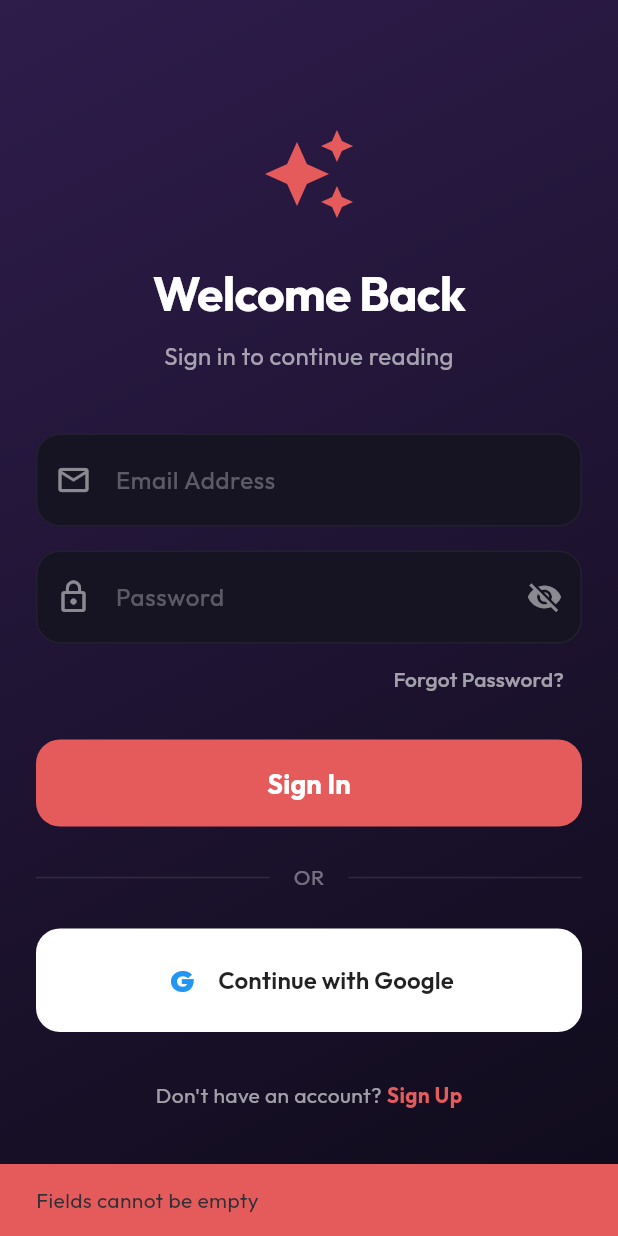
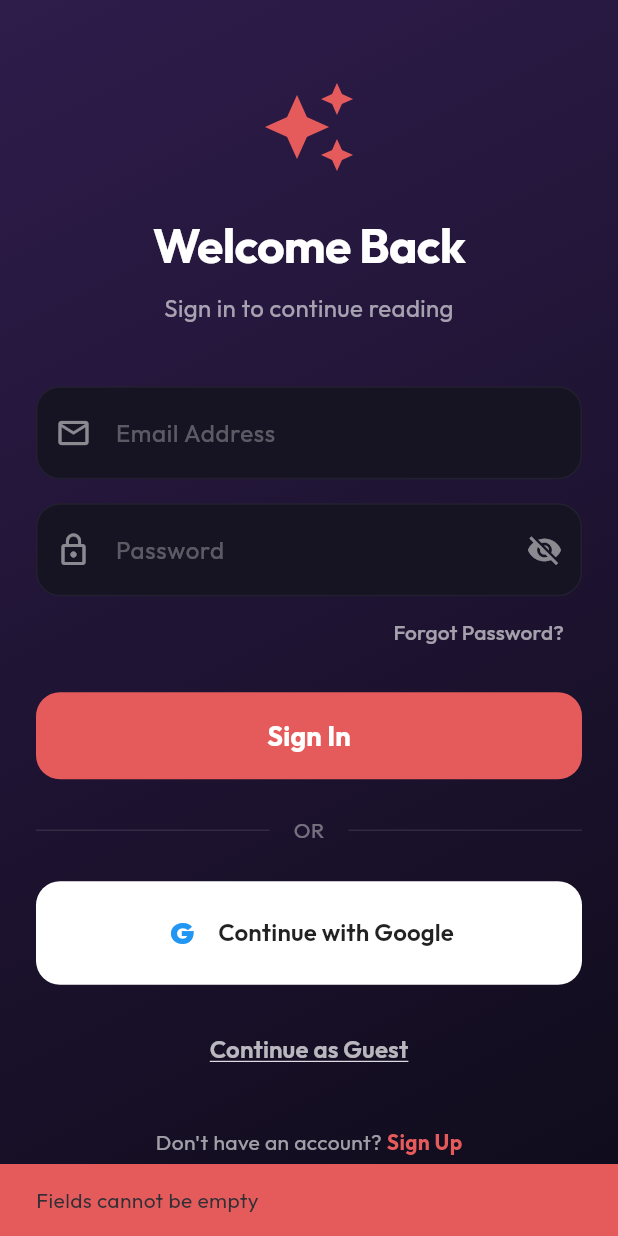
Before and after one commit to Joseph78888/super_manga, a Flutter app: the screen it shows after launch, after a tap on "Sign In", on a phone screen of 412 x 824 dp. Run offline on Flutter 3.47's test engine with Material 3 defaults, Android fonts, the phone set to English and light mode, and no system bars; our stand-ins replace equatable, flutter_bloc, flutter_dotenv, go_router, google_fonts, google_sign_in and 1 more; accounts and stored records are empty.

Commit message:
feat: implement authentication system with Supabase and Google Sign-In, and add profile management cubits

```diff
--- a/lib/features/auth/data/repositories/auth_repository_impl.dart
+++ b/lib/features/auth/data/repositories/auth_repository_impl.dart
@@ -26,6 +26,11 @@ class AuthRepositoryImpl implements AuthRepository {
   }
 
   @override
+  Future<void> signInAnonymously() async {
+    await remoteDataSource.signInAnonymously();
+  }
+
+  @override
   Future<void> signOut() async {
     await remoteDataSource.signOut();
   }
@@ -44,6 +49,7 @@ class AuthRepositoryImpl implements AuthRepository {
       id: supabaseUser.id,
       email: supabaseUser.email ?? '',
       username: supabaseUser.userMetadata?['username'] as String?,
+      isAnonymous: supabaseUser.isAnonymous,
     );
   }
 }
--- a/lib/features/auth/domain/entities/user_entity.dart
+++ b/lib/features/auth/domain/entities/user_entity.dart
@@ -4,13 +4,15 @@ class UserEntity extends Equatable {
   final String id;
   final String email;
   final String? username;
+  final bool isAnonymous;
 
   const UserEntity({
     required this.id,
     required this.email,
     this.username,
+    this.isAnonymous = false,
   });
 
   @override
-  List<Object?> get props => [id, email, username];
+  List<Object?> get props => [id, email, username, isAnonymous];
 }
--- a/lib/features/auth/domain/repositories/auth_repository.dart
+++ b/lib/features/auth/domain/repositories/auth_repository.dart
@@ -13,7 +13,7 @@ abstract class AuthRepository {
   });
 
   Future<void> signInWithGoogle();
-
+  Future<void> signInAnonymously();
   Future<void> signOut();
 
   UserEntity? getCurrentUser();
--- a/lib/features/auth/presentation/auth_screen.dart
+++ b/lib/features/auth/presentation/auth_screen.dart
@@ -58,6 +58,15 @@ class _AuthViewState extends State<AuthView> {
       username: _usernameController.text,
       confirmPassword: _confirmPasswordController.text,
     );
+
+    if (success && mounted) {
+      context.go('/'); // Navigate to home on success
+    }
+  }
+
+  void _submitGuestAuth() async {
+    final cubit = context.read<AuthCubit>();
+    final success = await cubit.signInAsGuest();
 
     if (success && mounted) {
       context.go('/'); // Navigate to home on success
@@ -339,7 +348,26 @@ class _AuthViewState extends State<AuthView> {
                           ),
                         ),
 
-                        const SizedBox(height: 32),
+                        const SizedBox(height: 16),
+
+                        // Guest Mode Button
+                        TextButton(
+                          onPressed: state.isLoading ? null : _submitGuestAuth,
+                          style: TextButton.styleFrom(
+                            foregroundColor: Colors.white.withValues(alpha: 0.7),
+                            padding: const EdgeInsets.symmetric(vertical: 16),
+                          ),
+                          child: const Text(
+                            'Continue as Guest',
+                            style: TextStyle(
+                              fontSize: 16,
+                              fontWeight: FontWeight.w600,
+                              decoration: TextDecoration.underline,
+                            ),
+                          ),
+                        ),
+
+                        const SizedBox(height: 24),
 
                         // Toggle Login/Signup
                         Row(
--- a/lib/features/auth/presentation/cubit/auth_cubit.dart
+++ b/lib/features/auth/presentation/cubit/auth_cubit.dart
@@ -1,5 +1,6 @@
 import 'dart:developer' as developer;
 import 'package:flutter_bloc/flutter_bloc.dart';
+import 'package:supabase_flutter/supabase_flutter.dart' hide AuthState;
 import '../../domain/repositories/auth_repository.dart';
 import 'auth_state.dart';
 
@@ -71,17 +72,35 @@ class AuthCubit extends Cubit<AuthState> {
 
       emit(state.copyWith(isLoading: false));
       return true; // Success
+    } on AuthException catch (e, s) {
+      developer.log('Supabase Auth Exception', name: 'auth_cubit', level: 1000, error: e, stackTrace: s);
+
+      String message = e.message;
+
+      // Map specific error codes to user-friendly messages
+      switch (e.code) {
+        case 'user_already_exists':
+          message = 'This email is already registered. Try signing in instead.';
+          break;
+        case 'invalid_credentials':
+          message = 'Invalid email or password.';
+          break;
+        case 'over_email_send_rate_limit':
+          message = 'Too many requests. Please wait a bit before trying again.';
+          break;
+        case 'email_not_confirmed':
+          message = 'Please confirm your email address before signing in.';
+          break;
+        case 'network_error':
+          message = 'Network error. Please check your internet connection.';
+          break;
+      }
+
+      emit(state.copyWith(isLoading: false, errorMessage: message));
+      return false;
     } catch (e, s) {
-      // AuthRepositoryImpl could be throwing AuthException or other custom exceptions.
-      // We can check e.toString() or rely on the repository to throw specific Exception types if we strictly separated them.
-      developer.log('Error during auth', name: 'auth_cubit', level: 1000, error: e, stackTrace: s);
-      // Try to parse out the message if it's an AuthException
-      String errorMsg = e.toString();
-      if (errorMsg.contains('AuthApiException')) {
-         // rough parsing to get the message part
-         errorMsg = 'Authentication failed. Please check your credentials or rate limits.';
-      }
-      emit(state.copyWith(isLoading: false, errorMessage: errorMsg));
+      developer.log('Unexpected error during auth', name: 'auth_cubit', level: 1000, error: e, stackTrace: s);
+      emit(state.copyWith(isLoading: false, errorMessage: 'An unexpected error occurred. Please try again.'));
       return false;
     }
   }
@@ -93,9 +112,27 @@ class AuthCubit extends Cubit<AuthState> {
       await authRepository.signInWithGoogle();
       developer.log('Google OAuth flow started successfully', name: 'auth_cubit');
       emit(state.copyWith(isLoading: false));
+    } on AuthException catch (e, s) {
+      developer.log('Google Auth Exception', name: 'auth_cubit', level: 1000, error: e, stackTrace: s);
+      emit(state.copyWith(isLoading: false, errorMessage: e.message));
     } catch (e, s) {
       developer.log('Error during Google OAuth', name: 'auth_cubit', level: 1000, error: e, stackTrace: s);
-      emit(state.copyWith(isLoading: false, errorMessage: e.toString()));
+      emit(state.copyWith(isLoading: false, errorMessage: 'Google sign-in failed.'));
+    }
+  }
+
+  Future<bool> signInAsGuest() async {
+    developer.log('Attempting Guest sign in', name: 'auth_cubit');
+    emit(state.copyWith(isLoading: true, errorMessage: null));
+    try {
+      await authRepository.signInAnonymously();
+      developer.log('Guest sign in successful', name: 'auth_cubit');
+      emit(state.copyWith(isLoading: false));
+      return true;
+    } catch (e, s) {
+      developer.log('Error during Guest sign in', name: 'auth_cubit', level: 1000, error: e, stackTrace: s);
+      emit(state.copyWith(isLoading: false, errorMessage: 'Failed to sign in as guest. Ensure anonymous sign-ins are enabled.'));
+      return false;
     }
   }
 }
--- a/lib/main.dart
+++ b/lib/main.dart
@@ -1,13 +1,18 @@
 import 'package:flutter/material.dart';
+import 'package:flutter_dotenv/flutter_dotenv.dart';
 import 'package:supabase_flutter/supabase_flutter.dart';
 import 'core/router/app_router.dart';
 import 'core/theme/app_theme.dart';
 
 Future<void> main() async {
   WidgetsFlutterBinding.ensureInitialized();
+
+  // Load environment variables
+  await dotenv.load(fileName: ".env");
+
   await Supabase.initialize(
-    url: 'https://biobfkobysywzkgnlifw.supabase.co',
-    anonKey: 'sb_publishable_SpU6zPB3-7Be0K2ayfohuQ_MnpVC603',
+    url: dotenv.env['SUPABASE_URL'] ?? '',
+    anonKey: dotenv.env['SUPABASE_ANON_KEY'] ?? '',
   );
   runApp(const SuperMangaApp());
 }
--- a/pubspec.yaml
+++ b/pubspec.yaml
@@ -52,6 +52,8 @@ dependencies:
   flutter_bloc: ^8.1.5
   equatable: ^2.0.5
   supabase_flutter: ^2.12.4
+  google_sign_in: ^7.2.0
+  flutter_dotenv: ^5.2.1
 
 dev_dependencies:
   flutter_test:
@@ -76,6 +78,8 @@ flutter:
   # included with your application, so that you can use the icons in
   # the material Icons class.
   uses-material-design: true
+  assets:
+    - .env
 
   # To add assets to your application, add an assets section, like this:
   # assets:
```
Also changed, not shown: lib/features/auth/data/datasources/auth_remote_data_source.dart (+46 -3 lines), lib/features/profile/presentation/cubit/profile_cubit.dart (+39 -2 lines), lib/features/profile/presentation/cubit/profile_state.dart (+16 -6 lines), lib/features/profile/presentation/profile_screen.dart (+19 -6 lines), pubspec.lock, 2 other files.
